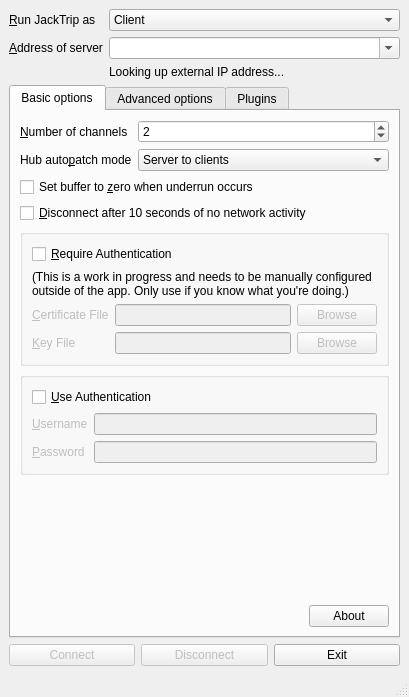
First picture: the form in src/qjacktrip.ui, repository jacktrip/jacktrip, before the edit.
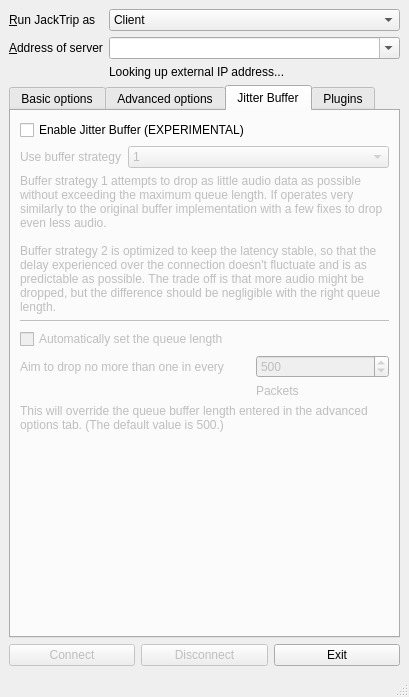
Second picture: the form after the edit. The open tabs and pages were chosen to show the change. Icons and pictures are not drawn.

Commit message:
Add UI settings for jitter buffer
Added a tab to enble the jitter buffer. It's very verbose at the moment while the feature is still cutting edge, but ultimately most of the text will be folded into tooltips once everyone becomes more familiar with it. (And eventually it'll be enabled by default.)

Patch:
```diff
--- a/src/qjacktrip.ui
+++ b/src/qjacktrip.ui
@@ -823,6 +823,165 @@
         </item>
        </layout>
       </widget>
+      <widget class="QWidget" name="JitterTab">
+       <attribute name="title">
+        <string>Jitter Buffer</string>
+       </attribute>
+       <layout class="QGridLayout" name="gridLayout_8">
+        <item row="7" column="2">
+         <widget class="QSpinBox" name="autoQueueSpinBox">
+          <property name="enabled">
+           <bool>false</bool>
+          </property>
+          <property name="sizePolicy">
+           <sizepolicy hsizetype="MinimumExpanding" vsizetype="Fixed">
+            <horstretch>0</horstretch>
+            <verstretch>0</verstretch>
+           </sizepolicy>
+          </property>
+          <property name="maximum">
+           <number>1000000</number>
+          </property>
+          <property name="singleStep">
+           <number>100</number>
+          </property>
+          <property name="value">
+           <number>500</number>
+          </property>
+         </widget>
+        </item>
+        <item row="9" column="0" colspan="3">
+         <widget class="QLabel" name="autoQueueExplanationLabel">
+          <property name="enabled">
+           <bool>false</bool>
+          </property>
+          <property name="text">
+           <string>This will override the queue buffer length entered in the advanced options tab. (The default value is 500.)</string>
+          </property>
+          <property name="wordWrap">
+           <bool>true</bool>
+          </property>
+         </widget>
+        </item>
+        <item row="3" column="0" colspan="3">
+         <widget class="Line" name="bufferLine">
+          <property name="enabled">
+           <bool>false</bool>
+          </property>
+          <property name="orientation">
+           <enum>Qt::Horizontal</enum>
+          </property>
+         </widget>
+        </item>
+        <item row="8" column="2">
+         <widget class="QLabel" name="packetsLabel">
+          <property name="enabled">
+           <bool>false</bool>
+          </property>
+          <property name="text">
+           <string>Packets</string>
+          </property>
+         </widget>
+        </item>
+        <item row="7" column="0" colspan="2">
+         <widget class="QLabel" name="autoQueueLabel">
+          <property name="enabled">
+           <bool>false</bool>
+          </property>
+          <property name="sizePolicy">
+           <sizepolicy hsizetype="Maximum" vsizetype="Preferred">
+            <horstretch>0</horstretch>
+            <verstretch>0</verstretch>
+           </sizepolicy>
+          </property>
+          <property name="text">
+           <string>Aim to drop no more than one in every</string>
+          </property>
+         </widget>
+        </item>
+        <item row="1" column="1" colspan="2">
+         <widget class="QComboBox" name="bufferStrategyComboBox">
+          <property name="enabled">
+           <bool>false</bool>
+          </property>
+          <property name="currentIndex">
+           <number>0</number>
+          </property>
+          <item>
+           <property name="text">
+            <string>1</string>
+           </property>
+          </item>
+          <item>
+           <property name="text">
+            <string>2</string>
+           </property>
+          </item>
+         </widget>
+        </item>
+        <item row="10" column="0">
+         <spacer name="verticalSpacer">
+          <property name="orientation">
+           <enum>Qt::Vertical</enum>
+          </property>
+          <property name="sizeHint" stdset="0">
+           <size>
+            <width>20</width>
+            <height>40</height>
+           </size>
+          </property>
+         </spacer>
+        </item>
+        <item row="0" column="0" colspan="2">
+         <widget class="QCheckBox" name="jitterCheckBox">
+          <property name="text">
+           <string>Enable Jitter Buffer (EXPERIMENTAL)</string>
+          </property>
+         </widget>
+        </item>
+        <item row="1" column="0">
+         <widget class="QLabel" name="bufferStrategyLabel">
+          <property name="enabled">
+           <bool>false</bool>
+          </property>
+          <property name="sizePolicy">
+           <sizepolicy hsizetype="Maximum" vsizetype="Preferred">
+            <horstretch>0</horstretch>
+            <verstretch>0</verstretch>
+           </sizepolicy>
+          </property>
+          <property name="text">
+           <string>Use buffer strategy</string>
+          </property>
+         </widget>
+        </item>
+        <item row="2" column="0" colspan="3">
+         <widget class="QLabel" name="strategyExplanationLabel">
+          <property name="enabled">
+           <bool>false</bool>
+          </property>
+          <property name="text">
+           <string>Buffer strategy 1 attempts to drop as little audio data as possible without exceeding the maximum queue length. If operates very similarly to the original buffer implementation with a few fixes to drop even less audio.
+
+Buffer strategy 2 is optimized to keep the latency stable, so that the delay experienced over the connection doesn't fluctuate and is as predictable as possible. The trade off is that more audio might be dropped, but the difference should be negligible with the right queue length.</string>
+          </property>
+          <property name="wordWrap">
+           <bool>true</bool>
+          </property>
+         </widget>
+        </item>
+        <item row="6" column="0" colspan="3">
+         <widget class="QCheckBox" name="autoQueueCheckBox">
+          <property name="enabled">
+           <bool>false</bool>
+          </property>
+          <property name="text">
+           <string>Automatically set the queue length</string>
+          </property>
+         </widget>
+        </item>
+       </layout>
+      </widget>
       <widget class="QWidget" name="pluginsTab">
        <attribute name="title">
         <string>Plugins</string>
```
Left out of the diff: 104 changed lines with no effect on the pictures. The commit also changes 4 other files.
